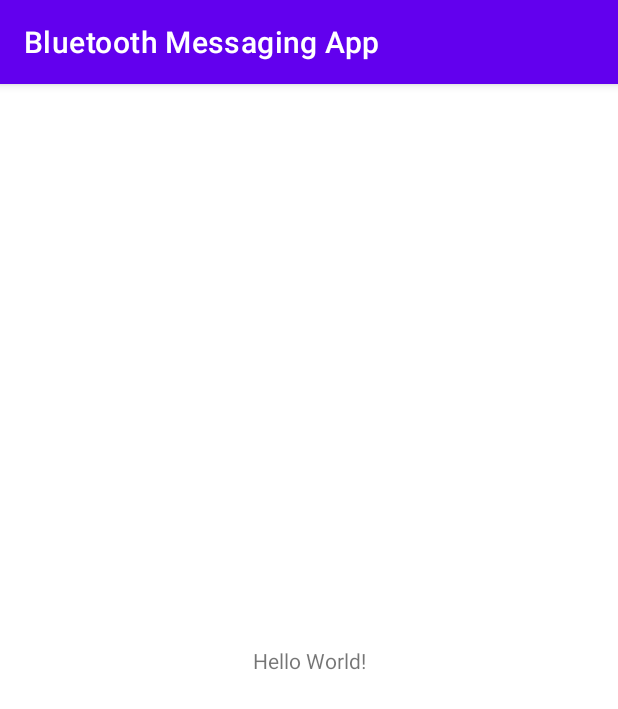
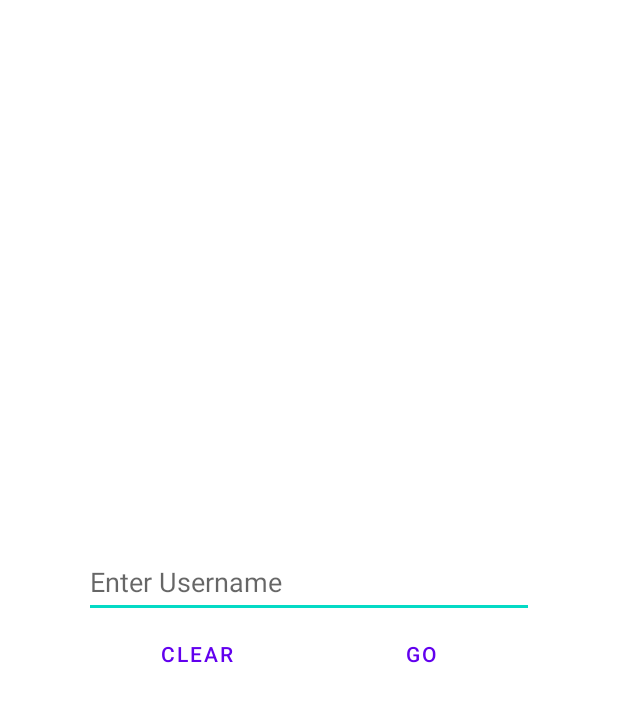
Before and after one commit to NterpriseCEO/BluetoothMessagingApp, an Android app: the screen it shows after launch (MainActivity before the commit, SetupActivity after it), on a phone screen of 412 x 824 dp. Shown: the top 709 px of the screen. Run offline under Robolectric (Android 15) with nearby library versions, the phone set to English and light mode, and no system bars.

Commit message:
Basic UI for setup page

```diff
--- a/app/src/main/AndroidManifest.xml
+++ b/app/src/main/AndroidManifest.xml
@@ -10,7 +10,7 @@
         android:supportsRtl="true"
         android:theme="@style/Theme.BluetoothMessagingApp">
         <activity
-            android:name=".MainActivity"
+            android:name=".SetupActivity"
             android:exported="true">
             <intent-filter>
                 <action android:name="android.intent.action.MAIN" />
--- a/app/src/main/java/com/example/bluetoothmessagingapp/MainActivity.java
+++ /dev/null
@@ -1,14 +0,0 @@
-package com.example.bluetoothmessagingapp;
-
-import androidx.appcompat.app.AppCompatActivity;
-
-import android.os.Bundle;
-
-public class MainActivity extends AppCompatActivity {
-
-    @Override
-    protected void onCreate(Bundle savedInstanceState) {
-        super.onCreate(savedInstanceState);
-        setContentView(R.layout.activity_main);
-    }
-}
--- /dev/null
+++ b/app/src/main/java/com/example/bluetoothmessagingapp/SetupActivity.java
@@ -0,0 +1,33 @@
+package com.example.bluetoothmessagingapp;
+
+import androidx.appcompat.app.AppCompatActivity;
+
+import android.os.Bundle;
+import android.view.View;
+import android.widget.Button;
+import android.widget.EditText;
+
+import java.util.Objects;
+
+public class SetupActivity extends AppCompatActivity implements View.OnClickListener {
+
+    EditText enterUsername;
+    Button clearUsername;
+
+    @Override
+    protected void onCreate(Bundle savedInstanceState) {
+        super.onCreate(savedInstanceState);
+        setContentView(R.layout.activity_setup);
+
+        enterUsername = findViewById(R.id.usernameInput);
+
+        clearUsername = findViewById(R.id.clearUsername);
+        clearUsername.setOnClickListener(this);
+        Objects.requireNonNull(getSupportActionBar()).hide();
+    }
+
+    @Override
+    public void onClick(View view) {
+        enterUsername.setText("");
+    }
+}
--- a/app/src/main/res/layout/activity_main.xml
+++ /dev/null
@@ -1,18 +0,0 @@
-<?xml version="1.0" encoding="utf-8"?>
-<androidx.constraintlayout.widget.ConstraintLayout xmlns:android="http://schemas.android.com/apk/res/android"
-    xmlns:app="http://schemas.android.com/apk/res-auto"
-    xmlns:tools="http://schemas.android.com/tools"
-    android:layout_width="match_parent"
-    android:layout_height="match_parent"
-    tools:context=".MainActivity">
-
-    <TextView
-        android:layout_width="wrap_content"
-        android:layout_height="wrap_content"
-        android:text="Hello World!"
-        app:layout_constraintBottom_toBottomOf="parent"
-        app:layout_constraintLeft_toLeftOf="parent"
-        app:layout_constraintRight_toRightOf="parent"
-        app:layout_constraintTop_toTopOf="parent" />
-
-</androidx.constraintlayout.widget.ConstraintLayout>
--- /dev/null
+++ b/app/src/main/res/layout/activity_setup.xml
@@ -0,0 +1,46 @@
+<androidx.constraintlayout.widget.ConstraintLayout xmlns:app="http://schemas.android.com/apk/res-auto"
+    xmlns:tools="http://schemas.android.com/tools"
+    android:layout_width="match_parent"
+    android:layout_height="match_parent"
+    xmlns:android="http://schemas.android.com/apk/res/android">
+
+    <LinearLayout
+        android:layout_width="wrap_content"
+        android:layout_height="wrap_content"
+        android:orientation="vertical"
+        app:layout_constraintBottom_toBottomOf="parent"
+        app:layout_constraintEnd_toEndOf="parent"
+        app:layout_constraintStart_toStartOf="parent"
+        app:layout_constraintTop_toTopOf="parent">
+
+        <EditText
+            android:id="@+id/usernameInput"
+            android:layout_width="match_parent"
+            android:layout_height="48dp"
+            android:ems="10"
+            android:hint="@string/enter_username"
+            android:importantForAutofill="no"
+            android:inputType="textPersonName"
+            tools:ignore="SpeakableTextPresentCheck" />
+
+        <LinearLayout
+            android:layout_width="match_parent"
+            android:layout_height="match_parent"
+            android:orientation="horizontal">
+
+            <Button
+                android:id="@+id/clearUsername"
+                style="?android:attr/buttonBarButtonStyle"
+                android:layout_width="150dp"
+                android:layout_height="wrap_content"
+                android:text="@string/clearUsername" />
+
+            <Button
+                android:id="@+id/confirmUsername"
+                style="?android:attr/buttonBarButtonStyle"
+                android:layout_width="150dp"
+                android:layout_height="wrap_content"
+                android:text="@string/setUsername" />
+        </LinearLayout>
+    </LinearLayout>
+</androidx.constraintlayout.widget.ConstraintLayout>
--- a/app/src/main/res/values/strings.xml
+++ b/app/src/main/res/values/strings.xml
@@ -1,3 +1,7 @@
 <resources>
     <string name="app_name">Bluetooth Messaging App</string>
+    <string name="clearUsername">Clear</string>
+    <string name="usernameInput">Name</string>
+    <string name="setUsername">Go</string>
+    <string name="enter_username">Enter Username</string>
 </resources>
```
Also changed, not shown: 2 other files.
